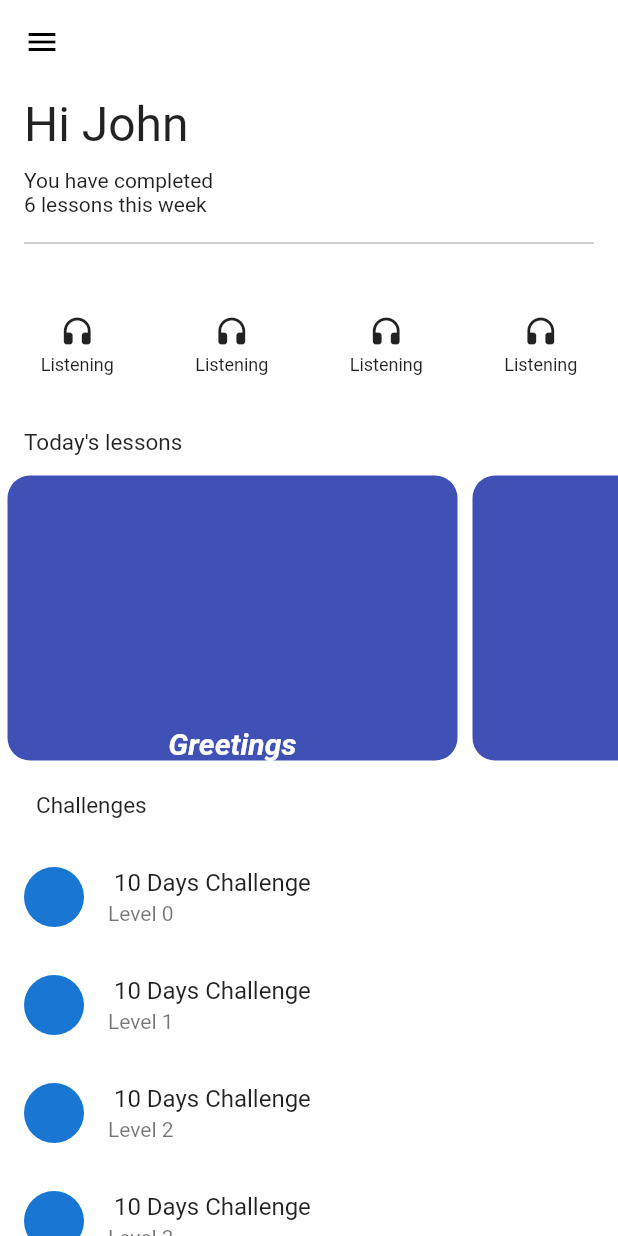
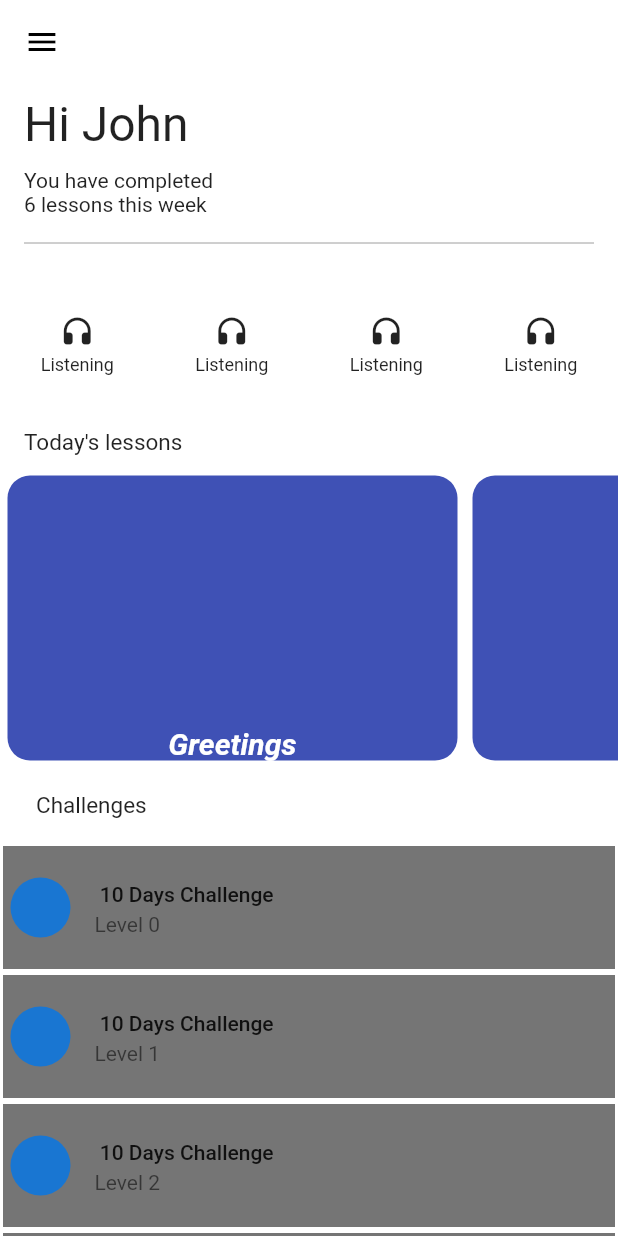
Before and after one commit to sitabra/AssignmentUI, a Flutter app: the screen it shows after launch, on a phone screen of 412 x 824 dp. Run offline on Flutter 3.47's test engine with Material 2 defaults, Android fonts, the phone set to English and light mode, and no system bars.

Commit message:
tiles padding done

```diff
--- a/lib/screen/homepage.dart
+++ b/lib/screen/homepage.dart
@@ -1,3 +1,4 @@
+import 'package:flutter/cupertino.dart';
 import 'package:flutter/material.dart';
 import 'package:uihomepage/widgets/grid_item.dart';
 import 'package:uihomepage/widgets/items_lessons.dart';
@@ -95,7 +96,7 @@ class _HomePageState extends State<HomePage> {
     );
   }
 
-  Widget lessonsItems(BuildContext context){
+  Widget lessonsItems(BuildContext context) {
     return SizedBox(
       height: 200,
       child: ListView.builder(
@@ -131,18 +132,25 @@ class _HomePageState extends State<HomePage> {
       itemCount: 7,
       physics: const NeverScrollableScrollPhysics(),
       shrinkWrap: true,
-      itemBuilder: (context, index) => ListTile(
-        leading: const CircleAvatar(),
-        title: const Text(" 10 Days Challenge"),
-        subtitle: Text('Level $index'),
-        onTap: () {},
+      itemBuilder: (context, index) => Padding(
+        padding: const EdgeInsets.all(2.0),
+        child: ListTile(
+          hoverColor: Colors.blue,
+          tileColor: Colors.black54,
+          style: ListTileStyle.drawer,
+          contentPadding: const EdgeInsets.all(5),
+          leading: const CircleAvatar(),
+          title: const Text(" 10 Days Challenge"),
+          subtitle: Text('Level $index'),
+          onTap: () {},
+        ),
       ),
     );
   }
 
   Widget tryItems(BuildContext context) {
     return Padding(
-      padding: const EdgeInsets.all(15.0),
+      padding: const EdgeInsets.all(5),
       child: SizedBox(
           height: 100,
           width: double.infinity,
```
